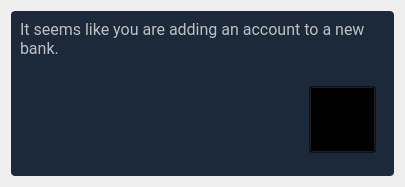
Above: budgetter/view/skeletons/AddBank.ui from opierre/Budgetter before the change. Below: the same form after it.
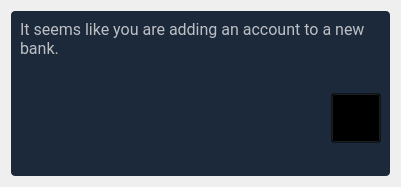
That is the form after the change. Icons and pictures are not drawn. Custom widgets are drawn as their Qt base class.

Commit message: fix: missing icon for bank addition

Patch:
```diff
--- a/budgetter/view/skeletons/AddBank.ui
+++ b/budgetter/view/skeletons/AddBank.ui
@@ -95,7 +95,7 @@
      </property>
      <layout class="QGridLayout" name="gridLayout_2">
       <property name="verticalSpacing">
-       <number>15</number>
+       <number>10</number>
       </property>
       <item row="0" column="0">
        <widget class="QLabel" name="label">
@@ -128,6 +128,18 @@
          <property name="spacing">
           <number>20</number>
          </property>
+         <property name="leftMargin">
+          <number>0</number>
+         </property>
+         <property name="topMargin">
+          <number>0</number>
+         </property>
+         <property name="rightMargin">
+          <number>0</number>
+         </property>
+         <property name="bottomMargin">
+          <number>0</number>
+         </property>
          <item>
           <widget class="MaterialOutlinedLineEdit" name="bank_name">
            <property name="minimumSize">
@@ -151,17 +163,35 @@
           </widget>
          </item>
          <item>
+          <layout class="QVBoxLayout" name="verticalLayout">
+           <property name="bottomMargin">
+            <number>24</number>
+           </property>
+           <item>
+            <spacer name="verticalSpacer">
+             <property name="orientation">
+              <enum>Qt::Vertical</enum>
+             </property>
+             <property name="sizeHint" stdset="0">
+              <size>
+               <width>20</width>
+               <height>40</height>
+              </size>
+             </property>
+            </spacer>
+           </item>
+           <item>
           <widget class="QToolButton" name="bank_logo">
            <property name="minimumSize">
             <size>
-             <width>67</width>
-             <height>67</height>
+               <width>50</width>
+               <height>50</height>
             </size>
            </property>
            <property name="maximumSize">
             <size>
-             <width>67</width>
-             <height>67</height>
+               <width>50</width>
+               <height>50</height>
             </size>
            </property>
            <property name="cursor">
@@ -172,11 +202,13 @@
            </property>
            <property name="iconSize">
             <size>
-             <width>40</width>
-             <height>40</height>
+               <width>50</width>
+               <height>50</height>
             </size>
            </property>
           </widget>
+           </item>
+          </layout>
          </item>
         </layout>
        </widget>
```
Left out of the diff: 8 changed lines with no effect on the pictures. Lines whose indentation alone changed are shown as unchanged. The commit also changes 12 other files.
